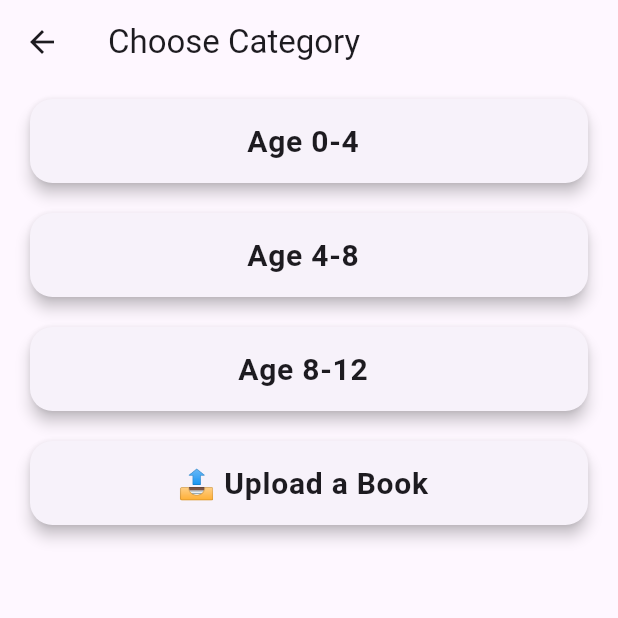
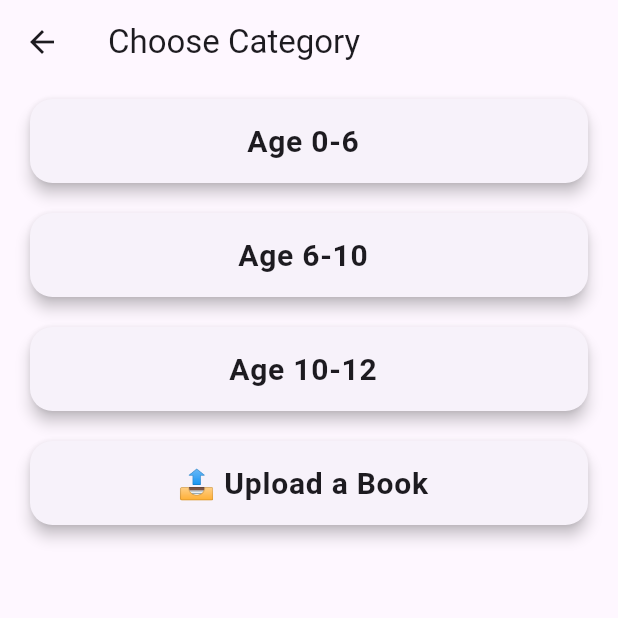
Before and after one commit to davidkotler/FlutterApp, a Flutter app: the CategoryPage screen opened directly, on a phone screen of 412 x 824 dp, the top half of it. Run offline on Flutter 3.47's test engine with Material 3 defaults, Android fonts, the phone set to English and light mode, and no system bars; our stand-ins replace cloud_firestore, file_picker, firebase_core, supabase_flutter; accounts and stored records are empty; network calls fail.

```diff
--- a/books_app/lib/pages/book_list_page.dart
+++ b/books_app/lib/pages/book_list_page.dart
@@ -50,8 +50,8 @@ class BookListPage extends StatelessWidget {
                 bookId: book['id'], // Use the Firestore document ID
                 title: book['title'] ?? 'No Title',
                 author: book['author'] ?? 'Unknown',
-                onDownloadPdf: book['pdfUrl'] ?? '',
-                onDownloadWord: book['wordUrl'] ?? '',
+                onDownloadPdf: book['pdf_url'] ?? '',
+                onDownloadWord: book['word_url'] ?? '',
               );
             },
           );
--- a/books_app/lib/pages/category_page.dart
+++ b/books_app/lib/pages/category_page.dart
@@ -8,7 +8,7 @@ class CategoryPage extends StatelessWidget {
 
   @override
   Widget build(BuildContext context) {
-    final categories = ["Age 0-4", "Age 4-8", "Age 8-12"];
+    final categories = ["Age 0-6", "Age 6-10", "Age 10-12"];
 
     return Scaffold(
       appBar: AppBar(title: const Text("Choose Category")),
```
Also changed, not shown: books_app/lib/pages/upload_page.dart (+4 -4 lines).
